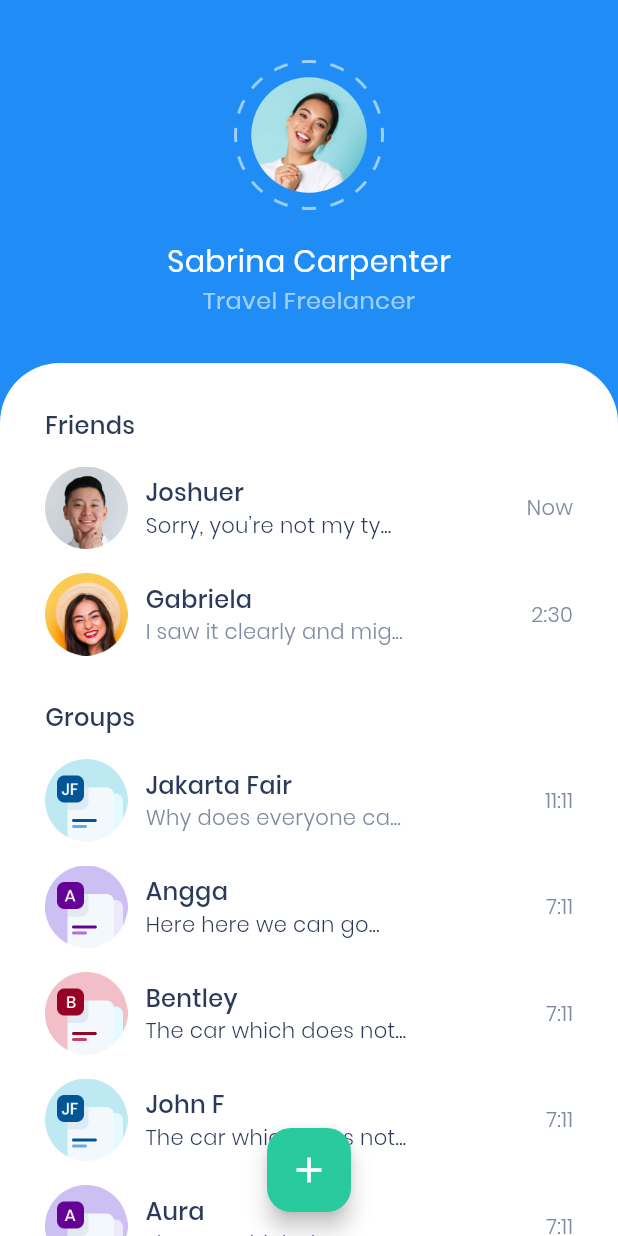
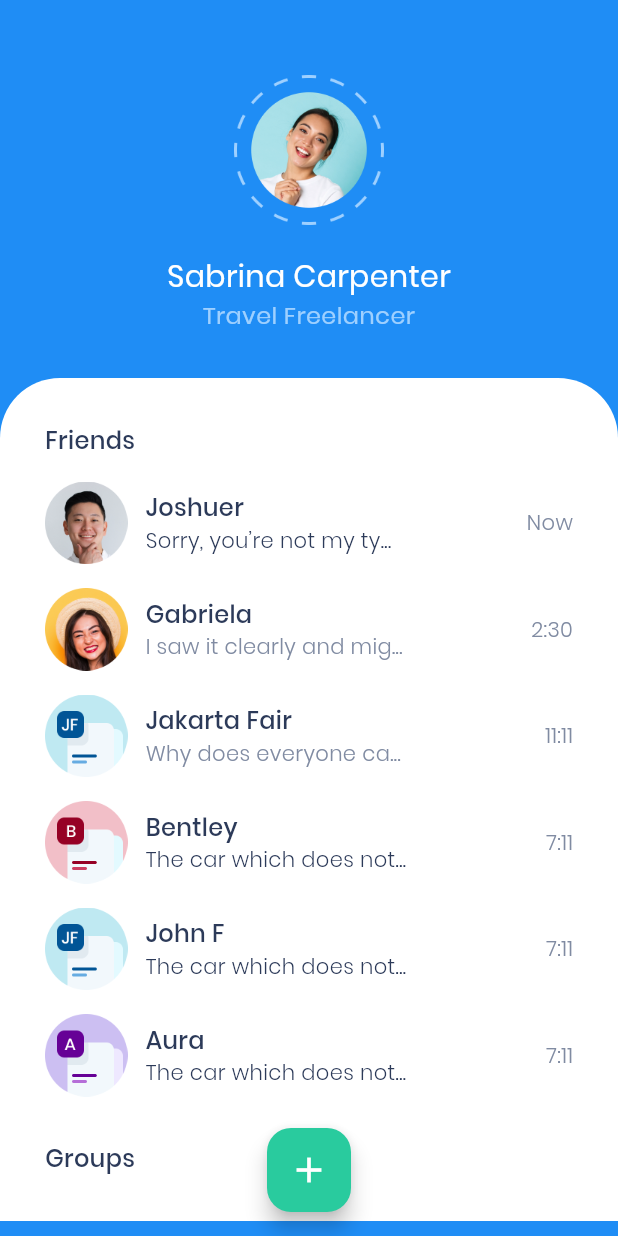
Before and after one commit to obitwicaksono/chatty-bwa-flutter, a Flutter app: the screen it shows after launch, on a phone screen of 412 x 824 dp. Run offline on Flutter 3.47's test engine with Material 3 defaults, Android fonts, the phone set to English and light mode, and no system bars; our stand-ins replace go_router.

Commit message:
add model for chat list and connecting to home page

```diff
--- /dev/null
+++ b/lib/models/chat_list.dart
@@ -0,0 +1,82 @@
+import 'package:flutter/material.dart';
+
+class ChatListModel {
+  late String imageUrl;
+  late String name;
+  late String text;
+  late String time;
+  late bool unread;
+
+  ChatListModel({
+    required this.imageUrl,
+    required this.name,
+    required this.text,
+    required this.time,
+    required this.unread,
+  });
+
+  static List<ChatListModel> getChatList() {
+    List<ChatListModel> chatList = [];
+
+    chatList.add(
+      ChatListModel(
+        imageUrl: 'assets/images/friend1.png',
+        name: 'Joshuer',
+        text: 'Sorry, you’re not my ty...',
+        time: 'Now',
+        unread: true,
+      ),
+    );
+
+    chatList.add(
+      ChatListModel(
+        imageUrl: 'assets/images/friend2.png',
+        name: 'Gabriela',
+        text: 'I saw it clearly and mig...',
+        time: '2:30',
+        unread: false,
+      ),
+    );
+
+    chatList.add(
+      ChatListModel(
+        imageUrl: 'assets/images/group1.png',
+        name: 'Jakarta Fair',
+        text: 'Why does everyone ca...',
+        time: '11:11',
+        unread: false,
+      ),
+    );
+
+    chatList.add(
+      ChatListModel(
+        imageUrl: 'assets/images/group3.png',
+        name: 'Bentley',
+        text: 'The car which does not...',
+        time: '7:11',
+        unread: true,
+      ),
+    );
+
+    chatList.add(
+      ChatListModel(
+        imageUrl: 'assets/images/group1.png',
+        name: 'John F',
+        text: 'The car which does not...',
+        time: '7:11',
+        unread: true,
+      ),
+    );
+
+    chatList.add(
+      ChatListModel(
+        imageUrl: 'assets/images/group2.png',
+        name: 'Aura',
+        text: 'The car which does not...',
+        time: '7:11',
+        unread: true,
+      ),
+    );
+    return chatList;
+  }
+}
--- a/lib/pages/home_page.dart
+++ b/lib/pages/home_page.dart
@@ -1,10 +1,13 @@
 import 'package:chatty_bwa/theme.dart';
 import 'package:flutter/material.dart';
-import 'package:chatty_bwa/widgets/chat_tile.dart';
-import 'package:go_router/go_router.dart';
+// import 'package:chatty_bwa/widgets/chat_tile.dart';
+import 'package:chatty_bwa/models/chat_list.dart';
 
 class HomePage extends StatelessWidget {
-  const HomePage({super.key});
+  HomePage({super.key});
+
+  List<ChatListModel> chatList =
+      ChatListModel.getChatList();
 
   @override
   Widget build(BuildContext context) {
@@ -14,7 +17,8 @@ class HomePage extends StatelessWidget {
         backgroundColor: greenColor,
         child: Icon(Icons.add, size: 28, color: whiteColor),
       ),
-      floatingActionButtonLocation: FloatingActionButtonLocation.centerFloat,
+      floatingActionButtonLocation:
+          FloatingActionButtonLocation.centerFloat,
       backgroundColor: blueColor,
       body: SafeArea(
         child: Center(
@@ -30,11 +34,17 @@ class HomePage extends StatelessWidget {
                 SizedBox(height: 20),
                 Text(
                   'Sabrina Carpenter',
-                  style: TextStyle(fontSize: 20, color: whiteColor),
+                  style: TextStyle(
+                    fontSize: 20,
+                    color: whiteColor,
+                  ),
                 ),
                 Text(
                   'Travel Freelancer',
-                  style: TextStyle(color: lightBlueColor, fontSize: 16),
+                  style: TextStyle(
+                    color: lightBlueColor,
+                    fontSize: 16,
+                  ),
                 ),
                 SizedBox(height: 30),
                 Container(
@@ -47,70 +57,115 @@ class HomePage extends StatelessWidget {
                     ),
                   ),
                   child: Column(
-                    crossAxisAlignment: CrossAxisAlignment.start,
+                    crossAxisAlignment:
+                        CrossAxisAlignment.start,
                     children: [
-                      Text('Friends', style: titleTextStyle),
-                      ChatTile(
-                        onTap: () {},
-                        imageUrl: 'assets/images/friend1.png',
-                        name: 'Joshuer',
-                        text: 'Sorry, you’re not my ty...',
-                        time: 'Now',
-                        unread: true,
+                      Text(
+                        'Friends',
+                        style: titleTextStyle,
                       ),
-                      ChatTile(
-                        onTap: () {},
-                        imageUrl: 'assets/images/friend2.png',
-                        name: 'Gabriela',
-                        text: 'I saw it clearly and mig...',
-                        time: '2:30',
-                        unread: false,
+
+                      ListView.builder(
+                        shrinkWrap: true,
+                        physics:
+                            NeverScrollableScrollPhysics(),
+                        itemCount: chatList.length,
+                        itemBuilder: (context, index) {
+                          return Container(
+                            child: Padding(
+                              padding: EdgeInsets.only(
+                                top: 16,
+                              ),
+                              child: Row(
+                                children: [
+                                  Image.asset(
+                                    chatList[index]
+                                        .imageUrl,
+                                    width: 55,
+                                    height: 55,
+                                  ),
+                                  SizedBox(width: 12),
+                                  Column(
+                                    crossAxisAlignment:
+                                        CrossAxisAlignment
+                                            .start,
+                                    children: [
+                                      Text(
+                                        chatList[index]
+                                            .name,
+                                        style:
+                                            titleTextStyle,
+                                      ),
+                                      Text(
+                                        chatList[index]
+                                            .text,
+                                        style:
+                                            chatList[index]
+                                                .unread
+                                            ? subtitleTextStyle
+                                                  .copyWith(
+                                                    color:
+                                                        blackColor,
+                                                  )
+                                            : subtitleTextStyle,
+                                      ),
+                                    ],
+                                  ),
+                                  Spacer(),
+                                  Text(
+                                    chatList[index].time,
+                                    style:
+                                        subtitleTextStyle,
+                                  ),
+                                ],
+                              ),
+                            ),
+                          );
+                        },
                       ),
+
                       SizedBox(height: 30),
                       Text('Groups', style: titleTextStyle),
-                      ChatTile(
-                        onTap: () {
-                          print('tap');
-                          GoRouter.of(context).go('/chatGroup');
-                        },
-                        imageUrl: 'assets/images/group1.png',
-                        name: 'Jakarta Fair',
-                        text: 'Why does everyone ca...',
-                        time: '11:11',
-                        unread: false,
-                      ),
-                      ChatTile(
-                        onTap: () {},
-                        imageUrl: 'assets/images/group2.png',
-                        name: 'Angga',
-                        text: 'Here here we can go...',
-                        time: '7:11',
-                        unread: true,
-                      ),
-                      ChatTile(
-                        onTap: () {},
-                        imageUrl: 'assets/images/group3.png',
-                        name: 'Bentley',
-                        text: 'The car which does not...',
-                        time: '7:11',
-                        unread: true,
-                      ),
-                      ChatTile(
-                        onTap: () {},
-                        imageUrl: 'assets/images/group1.png',
-                        name: 'John F',
-                        text: 'The car which does not...',
-                        time: '7:11',
-                        unread: true,
-                      ),
-                      ChatTile(
-                        onTap: () {},
-                        imageUrl: 'assets/images/group2.png',
-                        name: 'Aura',
-                        text: 'The car which does not...',
-                        time: '7:11',
-                        unread: true,
-                      ),
+                      // ChatTile(
+                      //   imageUrl:
+                      //       'assets/images/group1.png',
+                      //   name: 'Jakarta Fair',
+                      //   text: 'Why does everyone ca...',
+                      //   time: '11:11',
+                      //   unread: false,
+                      // ),
+                      // ChatTile(
+                      //   imageUrl:
+                      //       'assets/images/group2.png',
+                      //   name: 'Angga',
+                      //   text: 'Here here we can go...',
+                      //   time: '7:11',
+                      //   unread: true,
+                      // ),
+                      // ChatTile(
+                      //   imageUrl:
+                      //       'assets/images/group3.png',
+                      //   name: 'Bentley',
+                      //   text: 'The car which does not...',
+                      //   time: '7:11',
+                      //   unread: true,
+                      // ),
+                      // ChatTile(
+                      //   imageUrl:
+                      //       'assets/images/group1.png',
+                      //   name: 'John F',
+                      //   text: 'The car which does not...',
+                      //   time: '7:11',
+                      //   unread: true,
+                      // ),
+                      // ChatTile(
+                      //   imageUrl:
+                      //       'assets/images/group2.png',
+                      //   name: 'Aura',
+                      //   text: 'The car which does not...',
+                      //   time: '7:11',
+                      //   unread: true,
+                      // ),
                     ],
                   ),
                 ),
--- a/lib/widgets/chat_tile.dart
+++ b/lib/widgets/chat_tile.dart
@@ -9,7 +9,6 @@ class ChatTile extends StatelessWidget {
     required this.text,
     required this.time,
     required this.unread,
-    required this.onTap,
   });
 
   final String imageUrl;
@@ -17,7 +16,6 @@ class ChatTile extends StatelessWidget {
   final String text;
   final String time;
   final bool unread;
-  final GestureTapCallback? onTap;
 
   @override
   Widget build(BuildContext context) {
```
Also changed, not shown: lib/main.dart (+8 -2 lines), lib/widgets/chat_tile copy.dart (added, +37 -0 lines).
